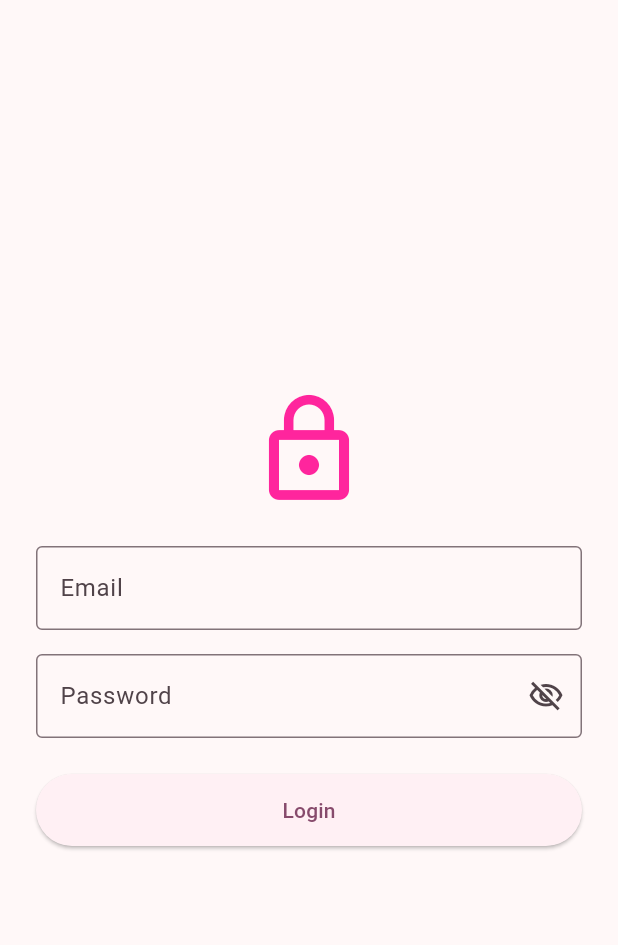
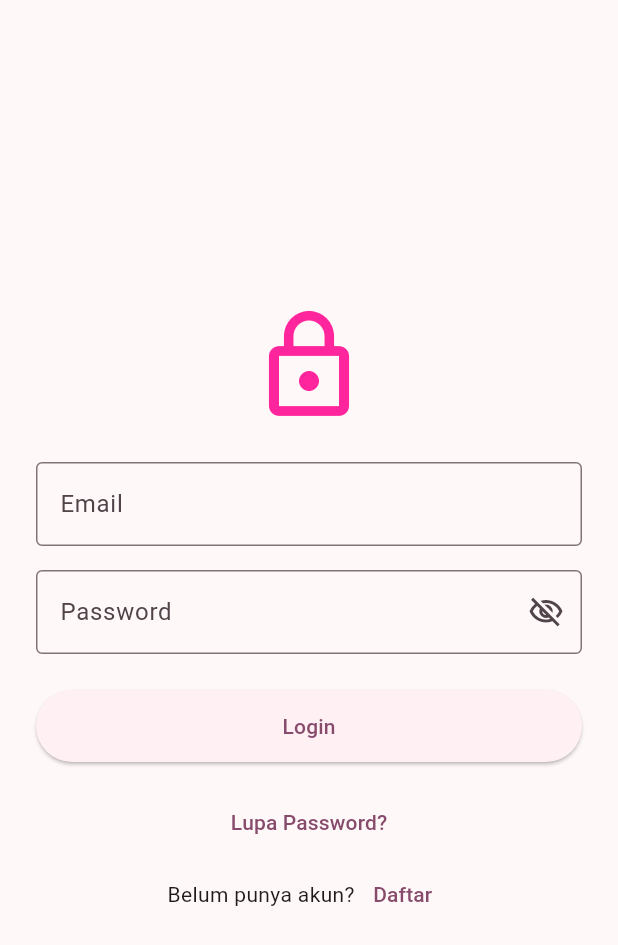
Before and after one commit to Julianarwansah/tugas_week_6_1123150112, a Flutter app: the screen it shows after launch, on a phone screen of 412 x 824 dp. Shown: the top 945 px of the screen. Run offline on Flutter 3.47's test engine with Material 3 defaults, Android fonts, the phone set to English and light mode, and no system bars.

Commit message:
Menambahkan lupa password dan daftar

```diff
--- a/lib/login/login.dart
+++ b/lib/login/login.dart
@@ -103,6 +103,29 @@ class _JulLoginState extends State<JulLogin> {
                     ? const CircularProgressIndicator(color: Colors.white)
                     : const Text("Login"),
               ),
+              const SizedBox(height: 16),
+            TextButton(
+              onPressed: () {
+                ScaffoldMessenger.of(context).showSnackBar(
+                  const SnackBar(content: Text('Lupa Password')),
+                );
+              },
+              child: const Text("Lupa Password?"),
+            ),
+            Row(
+              mainAxisAlignment: MainAxisAlignment.center,
+              children: [
+                const Text("Belum punya akun?"),
+                TextButton(
+                  onPressed: () {
+                    ScaffoldMessenger.of(context).showSnackBar(
+                      const SnackBar(content: Text('Navigasi ke Daftar')),
+                    );
+                  },
+                  child: const Text("Daftar"),
+                ),
+              ],
+            ),
             ],
           ),
         ),
```
